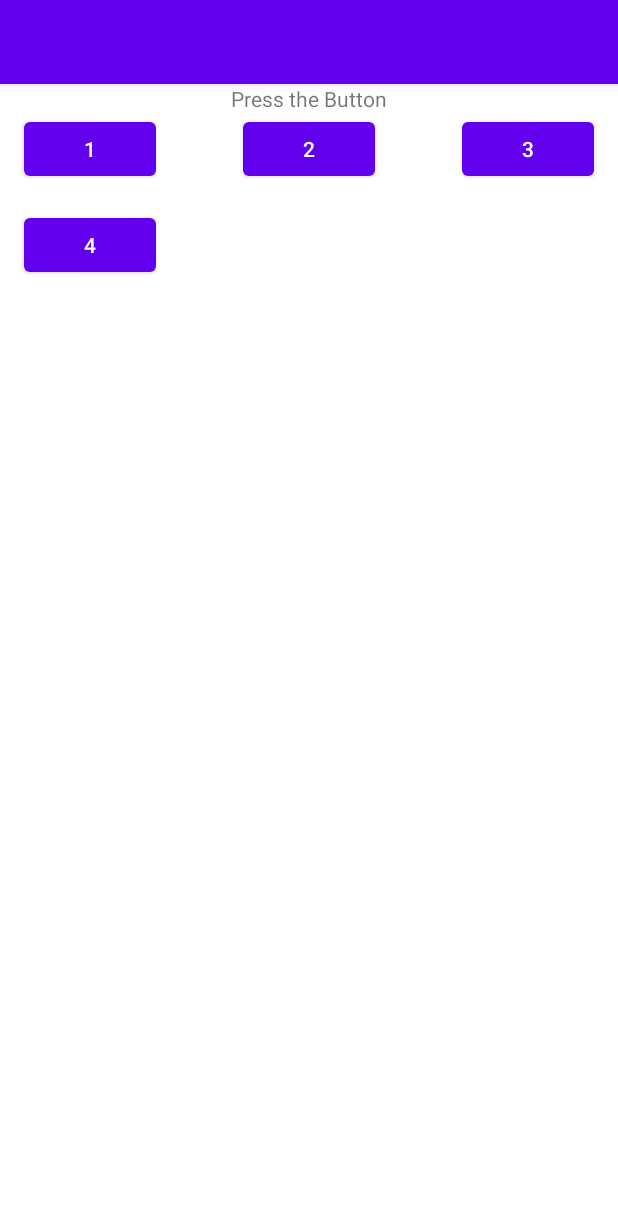
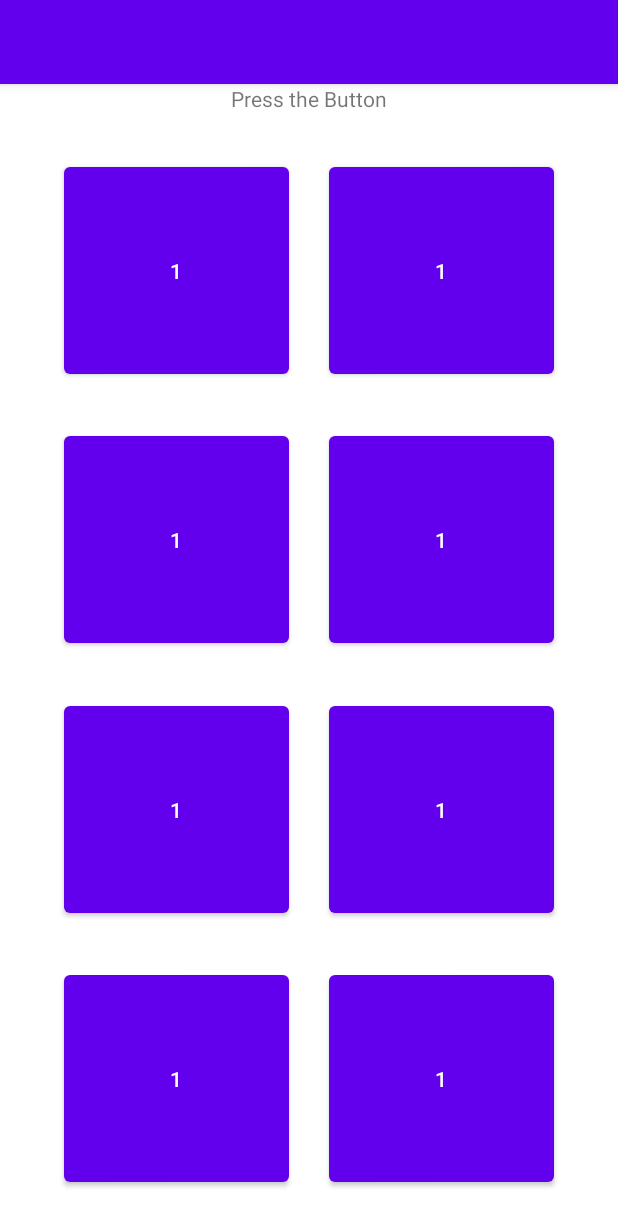
Before and after one commit to Flobsterable/SoundPad, an Android app: the screen it shows after launch (MainActivity), on a phone screen of 412 x 824 dp. Shown: the top 1226 px of the screen. Run offline under Robolectric (Android 15) with nearby library versions, the phone set to English and light mode, and no system bars.

Commit message:
Changed pads

```diff
--- a/app/src/main/java/com/example/soundpad/MainActivity.kt
+++ b/app/src/main/java/com/example/soundpad/MainActivity.kt
@@ -1,14 +1,25 @@
 package com.example.soundpad
 
+import android.media.AudioManager
 import android.media.MediaPlayer
+import android.media.SoundPool
 import androidx.appcompat.app.AppCompatActivity
 import android.os.Bundle
 import android.widget.Button
+import com.example.soundpad.R.raw.kick
 
 class MainActivity : AppCompatActivity() {
     override fun onCreate(savedInstanceState: Bundle?) {
         super.onCreate(savedInstanceState)
         setContentView(R.layout.activity_main)
+
+         var soundPool : SoundPool = SoundPool(8, AudioManager.STREAM_MUSIC, 0)
+
+
+
+        soundPool!!.load(baseContext,R.raw.kick,0)
+        soundPool!!.load(baseContext,R.raw.clap,1)
+        soundPool!!.load(baseContext,R.raw.snare,2)
 
         val arrayBtn : Array<Button> = arrayOf(
             findViewById(R.id.button_1),
@@ -16,6 +27,8 @@ class MainActivity : AppCompatActivity() {
             findViewById(R.id.button_3),
             findViewById(R.id.button_4)
         )
+
+
 
         val arraySound = arrayOf(
             MediaPlayer.create(this,R.raw.oh_shit_iam_sorry),
@@ -25,19 +38,19 @@ class MainActivity : AppCompatActivity() {
         )
 
         arrayBtn[0].setOnClickListener {
-            arraySound[0].start()
+            soundPool?.play(1,1f,1f,0,0,1f)
         }
 
         arrayBtn[1].setOnClickListener {
-            arraySound[1].start()
+            soundPool?.play(3,1f,1f,0,0,1f)
         }
 
         arrayBtn[2].setOnClickListener {
-            arraySound[2].start()
+            soundPool?.play(2,1f,1f,0,0,1f)
         }
 
         arrayBtn[3].setOnClickListener {
-            arraySound[3].start()
+
         }
     }
 }
--- a/app/src/main/res/layout/activity_main.xml
+++ b/app/src/main/res/layout/activity_main.xml
@@ -37,44 +37,86 @@
         app:layout_constraintTop_toTopOf="parent" />
 
 
-
     <Button
         android:id="@+id/button_1"
+        android:layout_width="150dp"
+        android:layout_height="150dp"
         android:text="1"
-            android:layout_width="wrap_content"
-            android:layout_height="wrap_content"
         app:layout_constraintStart_toStartOf="@id/content_start"
         app:layout_constraintTop_toBottomOf="@+id/text_label"
-            ></Button>
+        app:layout_constraintBottom_toTopOf="@id/button_3"
+        app:layout_constraintEnd_toStartOf="@+id/button_2"></Button>
 
     <Button
         android:id="@+id/button_2"
-            android:text="2"
-            android:layout_width="wrap_content"
-            android:layout_height="wrap_content"
+        android:layout_width="150dp"
+        android:layout_height="150dp"
+        android:text="1"
         app:layout_constraintStart_toEndOf="@id/button_1"
-            app:layout_constraintEnd_toStartOf="@id/button_3"
-            app:layout_constraintTop_toTopOf="@+id/button_1"
-            ></Button>
+        app:layout_constraintEnd_toEndOf="@id/content_end"
+        app:layout_constraintBottom_toTopOf="@id/button_3"
+        app:layout_constraintTop_toBottomOf="@+id/text_label"></Button>
 
     <Button
         android:id="@+id/button_3"
-            android:text="3"
-            android:layout_width="wrap_content"
-            android:layout_height="wrap_content"
-            app:layout_constraintEnd_toEndOf="@id/content_end"
-            app:layout_constraintTop_toTopOf="@+id/button_1"
-            ></Button>
+        android:layout_width="150dp"
+        android:layout_height="150dp"
+        android:text="1"
+        app:layout_constraintStart_toStartOf="@id/content_start"
+        app:layout_constraintEnd_toStartOf="@id/button_4"
+        app:layout_constraintBottom_toTopOf="@id/button_5"
+        app:layout_constraintTop_toBottomOf="@+id/button_1"></Button>
 
     <Button
         android:id="@+id/button_4"
-        android:text="4"
-        android:layout_width="wrap_content"
-        android:layout_height="wrap_content"
-        android:layout_marginTop="16dp"
+        android:layout_width="150dp"
+        android:layout_height="150dp"
+        android:text="1"
+        app:layout_constraintStart_toEndOf="@id/button_3"
+        app:layout_constraintBottom_toTopOf="@id/button_5"
+        app:layout_constraintEnd_toEndOf="@id/content_end"
+        app:layout_constraintTop_toBottomOf="@+id/button_1"></Button>
 
+    <Button
+        android:id="@+id/button_5"
+        android:layout_width="150dp"
+        android:layout_height="150dp"
+        android:text="1"
         app:layout_constraintStart_toStartOf="@id/content_start"
-        app:layout_constraintTop_toBottomOf="@id/button_1"
-        ></Button>
+        app:layout_constraintEnd_toStartOf="@id/button_6"
+        app:layout_constraintBottom_toTopOf="@id/button_8"
+        app:layout_constraintTop_toBottomOf="@+id/button_3"></Button>
+
+    <Button
+        android:id="@+id/button_6"
+        android:layout_width="150dp"
+        android:layout_height="150dp"
+        android:text="1"
+        app:layout_constraintEnd_toEndOf="@id/content_end"
+        app:layout_constraintStart_toEndOf="@id/button_5"
+        app:layout_constraintBottom_toTopOf="@id/button_8"
+        app:layout_constraintTop_toBottomOf="@+id/button_4"></Button>
+
+    <Button
+        android:id="@+id/button_7"
+        android:layout_width="150dp"
+        android:layout_height="150dp"
+        android:text="1"
+        app:layout_constraintStart_toStartOf="@id/content_start"
+        app:layout_constraintEnd_toStartOf="@id/button_8"
+        app:layout_constraintBottom_toBottomOf="parent"
+        app:layout_constraintTop_toBottomOf="@+id/button_5"></Button>
+
+    <Button
+        android:id="@+id/button_8"
+        android:layout_width="150dp"
+        android:layout_height="150dp"
+        android:text="1"
+        app:layout_constraintStart_toEndOf="@id/button_7"
+        app:layout_constraintEnd_toEndOf="@id/content_end"
+        app:layout_constraintTop_toBottomOf="@id/button_6"
+        app:layout_constraintBottom_toBottomOf="parent"></Button>
+
+
 
 </androidx.constraintlayout.widget.ConstraintLayout>
```
Lines whose indentation alone changed are shown as unchanged.
